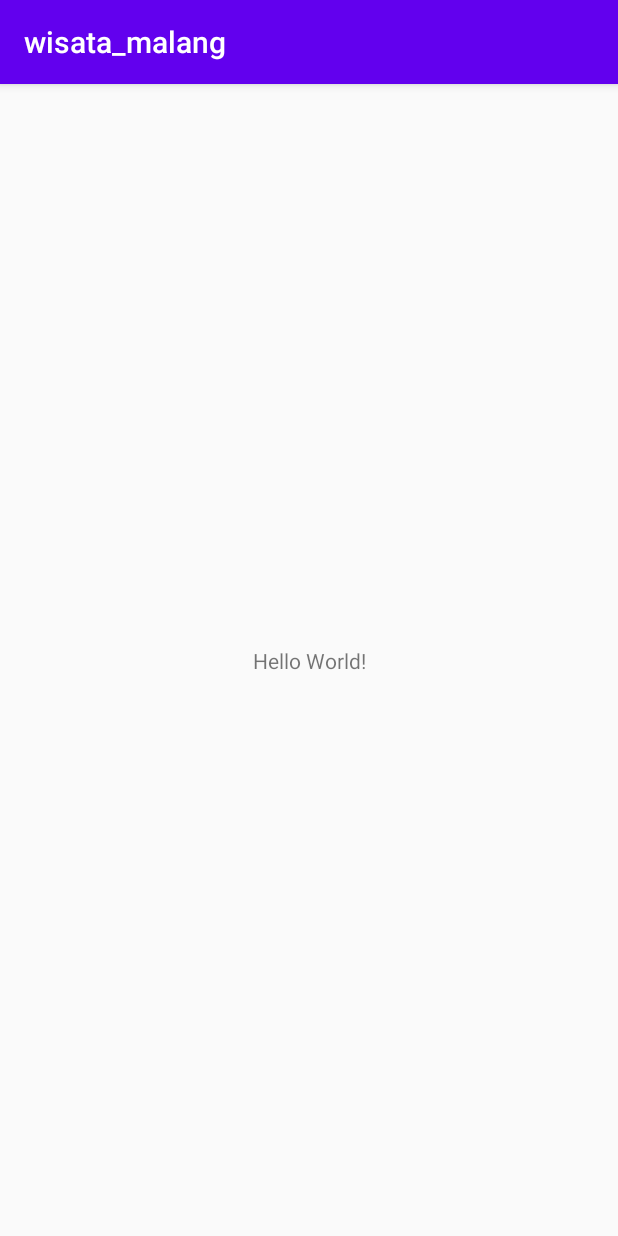
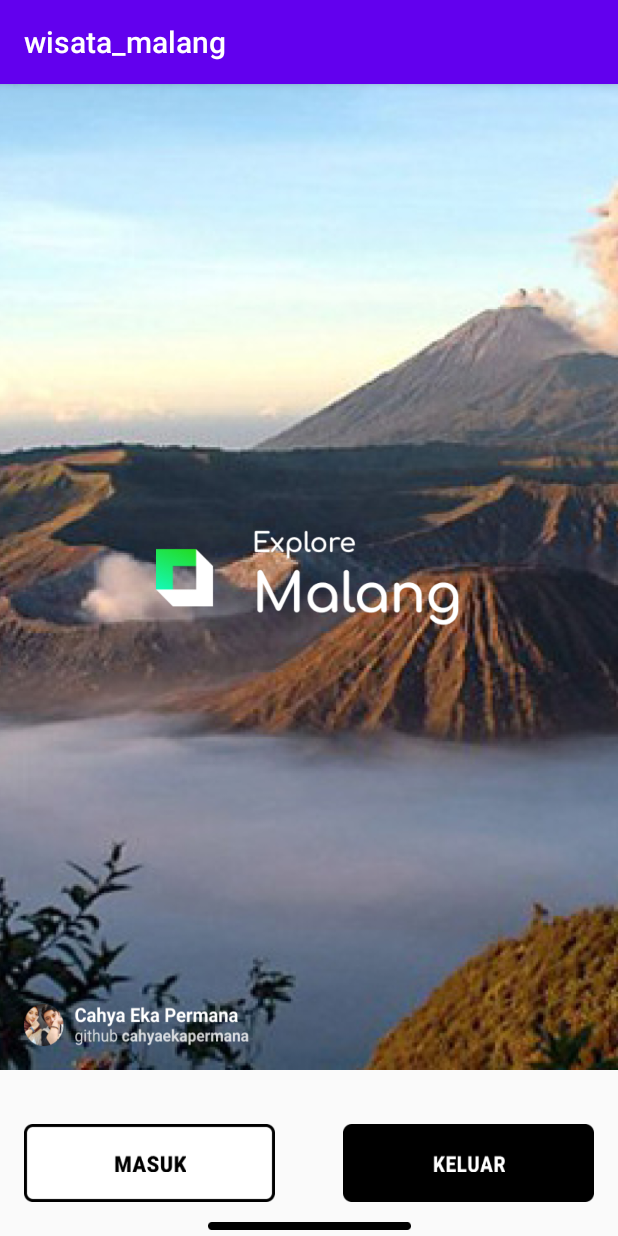
Before and after one commit to cahyaekapermana/wisata_malang, an Android app: the screen it shows after launch (MainActivity), on a phone screen of 412 x 824 dp. Run offline under Robolectric (Android 15) with nearby library versions, the phone set to English and light mode, and no system bars.

Commit message:
Create Welcome Screen

```diff
--- a/app/src/main/res/layout/activity_main.xml
+++ b/app/src/main/res/layout/activity_main.xml
@@ -6,13 +6,85 @@
     android:layout_height="match_parent"
     tools:context=".MainActivity">
 
-    <TextView
-        android:layout_width="wrap_content"
-        android:layout_height="wrap_content"
-        android:text="Hello World!"
-        app:layout_constraintBottom_toBottomOf="parent"
-        app:layout_constraintLeft_toLeftOf="parent"
-        app:layout_constraintRight_toRightOf="parent"
+    <ImageView
+        android:id="@+id/bg"
+        android:layout_width="match_parent"
+        android:layout_height="657dp"
+        android:background="@drawable/bg"
+        app:layout_constraintEnd_toEndOf="parent"
+        app:layout_constraintStart_toStartOf="parent"
         app:layout_constraintTop_toTopOf="parent" />
 
+    <ImageView
+        android:id="@+id/logo"
+        android:layout_width="204dp"
+        android:layout_height="65dp"
+        android:background="@drawable/logo"
+        app:layout_constraintBottom_toBottomOf="@+id/bg"
+        app:layout_constraintEnd_toEndOf="@+id/bg"
+        app:layout_constraintStart_toStartOf="parent"
+        app:layout_constraintTop_toTopOf="@+id/bg" />
+
+    <ImageView
+        android:id="@+id/credit"
+        android:layout_width="150dp"
+        android:layout_height="28dp"
+        android:layout_marginStart="16dp"
+        android:layout_marginBottom="16dp"
+        android:background="@drawable/credit"
+        app:layout_constraintBottom_toBottomOf="@+id/bg"
+        app:layout_constraintStart_toStartOf="parent" />
+
+    <ImageView
+        android:id="@+id/button_white"
+        android:layout_width="167dp"
+        android:layout_height="52dp"
+        android:layout_marginStart="16dp"
+        android:layout_marginTop="36dp"
+        android:background="@drawable/btn_white"
+        app:layout_constraintStart_toStartOf="parent"
+        app:layout_constraintTop_toBottomOf="@+id/bg" />
+
+    <ImageView
+        android:id="@+id/button_black"
+        android:layout_width="167dp"
+        android:layout_height="52dp"
+        android:layout_marginTop="36dp"
+        android:layout_marginEnd="16dp"
+        android:background="@drawable/btn_black"
+        app:layout_constraintEnd_toEndOf="parent"
+        app:layout_constraintHorizontal_bias="1.0"
+        app:layout_constraintStart_toEndOf="@+id/button_white"
+        app:layout_constraintTop_toBottomOf="@+id/bg" />
+
+    <ImageView
+        android:id="@+id/txt_masuk"
+        android:layout_width="48dp"
+        android:layout_height="11dp"
+        android:background="@drawable/txt_masuk"
+        app:layout_constraintBottom_toBottomOf="@+id/button_white"
+        app:layout_constraintEnd_toEndOf="@+id/button_white"
+        app:layout_constraintStart_toStartOf="@+id/button_white"
+        app:layout_constraintTop_toTopOf="@+id/button_white" />
+
+    <ImageView
+        android:id="@+id/txt_keluar"
+        android:layout_width="48dp"
+        android:layout_height="11dp"
+        android:background="@drawable/txt_keluar"
+        app:layout_constraintBottom_toBottomOf="@+id/button_black"
+        app:layout_constraintEnd_toEndOf="@+id/button_black"
+        app:layout_constraintStart_toStartOf="@+id/button_black"
+        app:layout_constraintTop_toTopOf="@+id/button_black" />
+
+    <ImageView
+        android:id="@+id/line"
+        android:layout_width="135dp"
+        android:layout_height="5dp"
+        android:layout_marginBottom="4dp"
+        android:background="@drawable/shape"
+        app:layout_constraintBottom_toBottomOf="parent"
+        app:layout_constraintEnd_toEndOf="parent"
+        app:layout_constraintStart_toStartOf="parent" />
+
 </androidx.constraintlayout.widget.ConstraintLayout>
```
